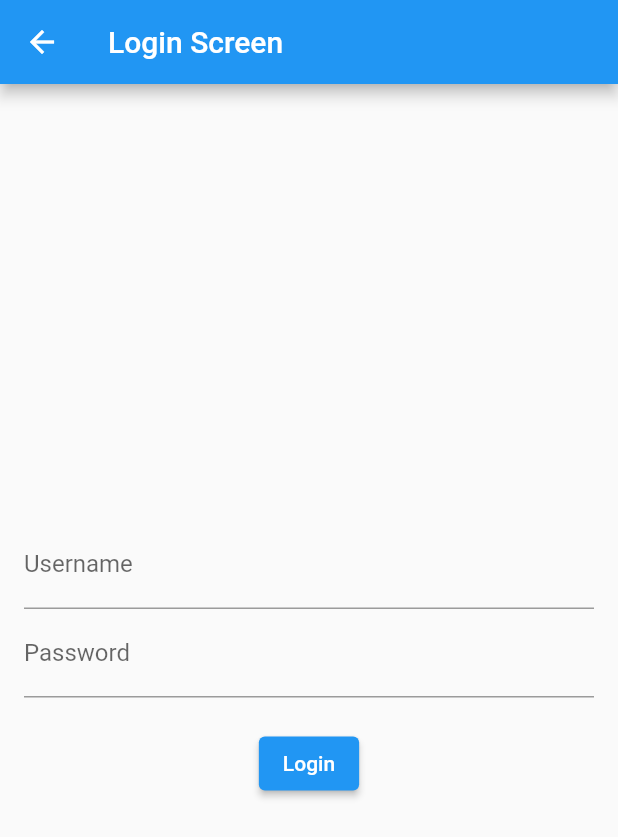
After one commit to roko-barbic/Hffl_zapisnik, a Flutter app: the screen it shows after launch, after a tap on the "lock person" icon, on a phone screen of 412 x 824 dp. The commit adds this screen. Shown: the top 837 px of the screen. Run offline on Flutter 3.47's test engine with Material 2 defaults, Android fonts, the light colour scheme and no system bars; our stand-ins replace shared_preferences; missing offline and left inert: dart:ffi; network calls fail.

Commit message:
LogIn Radi

```diff
--- a/lib/main.dart
+++ b/lib/main.dart
@@ -9,17 +9,29 @@ import '../providers/clubs.dart';
 import '../providers/events.dart';
 import '/services/mysql.dart';
 import 'package:provider/provider.dart';
+import './screens/LogIn.dart';
+import 'package:shared_preferences/shared_preferences.dart';
 
 import './services/mysql.dart';
 import './screens/enterEvent.dart';
 import './widgets/eventsGrid.dart';
 
-void main() {
-  runApp(const MyApp());
+// void main() {
+//   runApp(const MyApp());
+// }
+void main() async {
+  WidgetsFlutterBinding.ensureInitialized();
+  final prefs = await SharedPreferences.getInstance();
+  bool isLoggedIn =
+      prefs.getBool('isLoggedIn') ?? false; // Default to false if not found
+  print("probjera prefsa za pocinanje app" +
+      prefs.getBool('isLoggedIn').toString());
+  runApp(MyApp(isLoggedIn: isLoggedIn));
 }
 
 class MyApp extends StatelessWidget {
-  const MyApp({super.key});
+  final bool isLoggedIn;
+  MyApp({required this.isLoggedIn, Key? key}) : super(key: key);
 
   // This widget is the root of your application.
   @override
@@ -38,7 +50,10 @@ class MyApp extends StatelessWidget {
           primarySwatch: Colors.blue,
           //fontFamily: '';
         ),
-        home: const MyHomePage(title: 'HFFL zapisnik'),
+        home: MyHomePage(
+          title: 'HFFL zapisnik',
+          isLoggedIn: isLoggedIn,
+        ),
         routes: {
           EnterEventSc.routeName: (context) => const EnterEventSc(),
         },
@@ -48,8 +63,9 @@ class MyApp extends StatelessWidget {
 }
 
 class MyHomePage extends StatefulWidget {
-  const MyHomePage({super.key, required this.title});
+  MyHomePage({super.key, required this.title, required this.isLoggedIn});
   final String title;
+  bool isLoggedIn;
 
   @override
   State<MyHomePage> createState() => _MyHomePageState();
@@ -57,6 +73,40 @@ class MyHomePage extends StatefulWidget {
 
 class _MyHomePageState extends State<MyHomePage> {
   var club = '  ';
+  // bool isLoggedIn = false;
+
+  @override
+  void initState() {
+    super.initState();
+    checkLoginStatus();
+  }
+
+  Future<bool> fetchLoginStatus() async {
+    final prefs = await SharedPreferences.getInstance();
+    return prefs.getBool('isLoggedIn') ?? false;
+  }
+
+  Future<void> checkLoginStatus() async {
+    final prefs = await SharedPreferences.getInstance();
+    bool? loggedIn = prefs.getBool('isLoggedIn');
+    print("probjera prefsa" + loggedIn.toString());
+    setState(() {
+      // Update the parent widget's property using widget.isLoggedIn
+      widget.isLoggedIn = loggedIn!;
+    });
+  }
+
+  Future<void> logOutAdmin() async {
+    final _prefs = await SharedPreferences.getInstance();
+    await _prefs.setBool('isLoggedIn', false);
+
+    print(
+        "probjera prefsa za logout" + _prefs.getBool('isLoggedIn').toString());
+    setState(() {
+      // Update the parent widget's property using widget.isLoggedIn
+      widget.isLoggedIn = false;
+    });
+  }
 
   @override
   Widget build(BuildContext context) {
@@ -66,6 +116,82 @@ class _MyHomePageState extends State<MyHomePage> {
         child: Scaffold(
             appBar: AppBar(
               title: Text(widget.title),
+              actions: [
+                FutureBuilder<bool>(
+                  future: fetchLoginStatus(), // Use the future here
+                  builder: (context, snapshot) {
+                    if (snapshot.connectionState == ConnectionState.waiting) {
+                      // Handle the loading state if needed
+                      return CircularProgressIndicator();
+                    } else if (snapshot.hasError) {
+                      // Handle errors
+                      return Text('Error: ${snapshot.error}');
+                    } else {
+                      // Check the isLoggedIn status
+                      bool isLoggedIn = snapshot.data ?? false;
+
+                      return !isLoggedIn
+                          ? IconButton(
+                              icon: const Icon(Icons.lock_person),
+                              onPressed: () {
+                                // Add your button's action here
+                                // For example, navigate to a new screen
+                                Navigator.push(
+                                  context,
+                                  MaterialPageRoute(
+                                    builder: (context) =>
+                                        (LogInScreen()), // Replace with your actual login screen widget
+                                  ),
+                                );
+                              },
+                            )
+                          : IconButton(
+                              icon: const Icon(Icons.logout_sharp),
+                              onPressed: () {
+                                // Add your button's action here
+                                // For example, navigate to a new screen
+                                showDialog(
+                                  context: context,
+                                  builder: (context) {
+                                    return AlertDialog(
+                                      title: Text('Logout'),
+                                      content: Text('Do you want to Logout?'),
+                                      actions: <Widget>[
+                                        Row(children: [
+                                          TextButton(
+                                            child: Text('YES'),
+                                            onPressed: () {
+                                              logOutAdmin();
+                                              Navigator.pushReplacement(
+                                                context,
+                                                MaterialPageRoute(
+                                                  builder: (context) =>
+                                                      MyHomePage(
+                                                    title: 'HFFL zapisnik',
+                                                    isLoggedIn:
+                                                        false, // Set isLoggedIn to true after successful login
+                                                  ),
+                                                ),
+                                              );
+                                            },
+                                          ),
+                                          TextButton(
+                                            child: Text('NO'),
+                                            onPressed: () {
+                                              Navigator.of(context).pop();
+                                            },
+                                          ),
+                                        ]),
+                                      ],
+                                    );
+                                  },
+                                );
+                              },
+                            );
+                    }
+                  },
+                ),
+              ],
               bottom: const TabBar(tabs: [
                 Tab(
                   child: Text("Ljestvica"),
@@ -79,25 +205,7 @@ class _MyHomePageState extends State<MyHomePage> {
               RankingScreen(),
               // Text("BOOOK")
               TournamentsGrid()
-            ])
-            /*  SingleChildScrollView(
-            child: GestureDetector(
-              onTap: () => FocusScope.of(context).unfocus(),
-              child: Container(
-                padding: const EdgeInsets.only(top: 10),
-                width: MediaQuery.of(context).size.width * 95,
-                height: 500,
-                child: const Center(child: ClubsGrid()),
-              ),
-            ),
-          ), */
-            /*  floatingActionButton: FloatingActionButton(
-            onPressed: (() =>
-                Navigator.of(context).pushNamed(EnterEventSc.routeName)),
-            tooltip: 'Increment',
-            child: const Icon(Icons.add),
-          ), */
-            ),
+            ])),
       ),
     );
   }
--- /dev/null
+++ b/lib/screens/LogIn.dart
@@ -0,0 +1,124 @@
+import 'dart:convert';
+
+import 'package:flutter/cupertino.dart';
+// import 'package:flutter_secure_storage/flutter_secure_storage.dart';
+import 'package:hffl_zapisnik/main.dart';
+import 'package:shared_preferences/shared_preferences.dart';
+import 'package:http/http.dart' as http;
+import 'package:flutter/material.dart';
+
+class LogInScreen extends StatefulWidget {
+  const LogInScreen({super.key});
+
+  @override
+  State<LogInScreen> createState() => _LogInScreenState();
+}
+
+class _LogInScreenState extends State<LogInScreen> {
+  final TextEditingController _userNameController = TextEditingController();
+  final TextEditingController _passwordController = TextEditingController();
+
+  String? userName;
+  String? password;
+  bool loading = false;
+  bool _rememberMe = false;
+  // final storage = FlutterSecureStorage();
+
+  Future<void> LoginWithEmail() async {
+    final _prefs = await SharedPreferences.getInstance();
+    final scaffoldContext = context;
+    var url = Uri.https('hfflzapisnik.azurewebsites.net', '/Login');
+    Map body = {
+      'username': _userNameController.text,
+      'password': _passwordController.text
+    };
+
+    http.Response response = await http.post(url, body: jsonEncode(body));
+    if (response.statusCode == 200) {}
+    try {
+      final response = await http.post(
+        url,
+        headers: <String, String>{
+          'Content-Type': 'application/json',
+        },
+        body: jsonEncode(body),
+      );
+
+      if (response.statusCode == 200) {
+        // Authentication successful
+        // final token = jsonDecode(response.body)['token']; // Adjust this to your response structure
+        // await storage.write(key: 'authToken', value: token);
+
+        // Navigate to the next screen or perform other actions upon successful login
+        await _prefs.setBool('isLoggedIn', true);
+        print("probjera prefsa za login" +
+            _prefs.getBool('isLoggedIn').toString());
+        Navigator.pushReplacement(
+          context,
+          MaterialPageRoute(
+            builder: (context) => MyHomePage(
+              title: 'HFFL zapisnik Admin',
+              isLoggedIn: true, // Set isLoggedIn to true after successful login
+            ),
+          ),
+        );
+      } else {
+        // Authentication failed
+        showDialog(
+          context: scaffoldContext,
+          builder: (context) {
+            return AlertDialog(
+              title: Text('Login Failed'),
+              content: Text('Invalid username or password.'),
+              actions: <Widget>[
+                TextButton(
+                  child: Text('OK'),
+                  onPressed: () {
+                    Navigator.of(context).pop();
+                  },
+                ),
+              ],
+            );
+          },
+        );
+      }
+    } catch (e) {
+      // Handle network errors or other exceptions
+      print('Error: $e');
+    }
+  }
+
+  @override
+  Widget build(BuildContext context) {
+    return Scaffold(
+      appBar: AppBar(
+        title: Text('Login Screen'),
+      ),
+      body: Padding(
+        padding: const EdgeInsets.all(16.0),
+        child: Column(
+          mainAxisAlignment: MainAxisAlignment.center,
+          children: <Widget>[
+            TextField(
+              controller: _userNameController,
+              decoration: InputDecoration(labelText: 'Username'),
+            ),
+            TextField(
+              controller: _passwordController,
+              obscureText: true, // Hides the password
+              decoration: InputDecoration(labelText: 'Password'),
+            ),
+            SizedBox(height: 20),
+            ElevatedButton(
+              onPressed: () {
+                // Call the login function when the button is pressed
+                LoginWithEmail();
+              },
+              child: Text('Login'),
+            ),
+          ],
+        ),
+      ),
+    );
+  }
+}
--- a/lib/widgets/clubsGrid.dart
+++ b/lib/widgets/clubsGrid.dart
@@ -1,3 +1,5 @@
+import 'dart:ffi';
+
 import 'package:flutter/material.dart';
 import 'package:hffl_zapisnik/widgets/clubRowDisplay.dart';
 import 'package:provider/provider.dart';
@@ -17,6 +19,7 @@ class ClubsGrid extends StatefulWidget {
 
 class _ClubsGridState extends State<ClubsGrid> {
   ClubsList? clubsList;
+  bool isLoaded = false;
   @override
   void initState() {
     super.initState();
@@ -27,14 +30,19 @@ class _ClubsGridState extends State<ClubsGrid> {
     super.didChangeDependencies();
     if (clubsList == null) {
       clubsList = Provider.of<ClubsList>(context);
+
+      // setState(() {
       clubsList!.updateClubs();
+      isLoaded = true;
+      // });
     }
   }
 
   // List<Club> sortClubs(List<Club> clubs) {
   @override
   Widget build(BuildContext context) {
-    return GridView.builder(
+    return isLoaded == true
+        ? GridView.builder(
             padding: const EdgeInsets.all(10),
             itemCount: clubsList!.clubs.length,
             gridDelegate: const SliverGridDelegateWithFixedCrossAxisCount(
@@ -50,14 +58,16 @@ class _ClubsGridState extends State<ClubsGrid> {
                       Navigator.push(
                         context,
                         MaterialPageRoute(
-                    builder: (context) =>
-                        DetailClubPlayersScreen(club: clubsList!.clubs[index]),
+                          builder: (context) => DetailClubPlayersScreen(
+                              club: clubsList!.clubs[index]),
                         ),
                       );
                     },
                     child: ClubRowDisplay(
                       club: clubsList!.clubs[index],
                     )),
-    );
+          )
+        : SizedBox(
+            height: 50, width: 50, child: const CircularProgressIndicator());
   }
 }
--- a/pubspec.yaml
+++ b/pubspec.yaml
@@ -39,6 +39,7 @@ dependencies:
   provider: ^6.0.0
   http: ^1.1.0
   intl: ^0.18.1
+  shared_preferences: ^2.2.1
 
 
 dev_dependencies:
```
Also changed, not shown: lib/screens/DetailClubPlayersScreen.dart (+12 -2 lines), pubspec.lock, 2 other files. Lines whose indentation alone changed are shown as unchanged.
